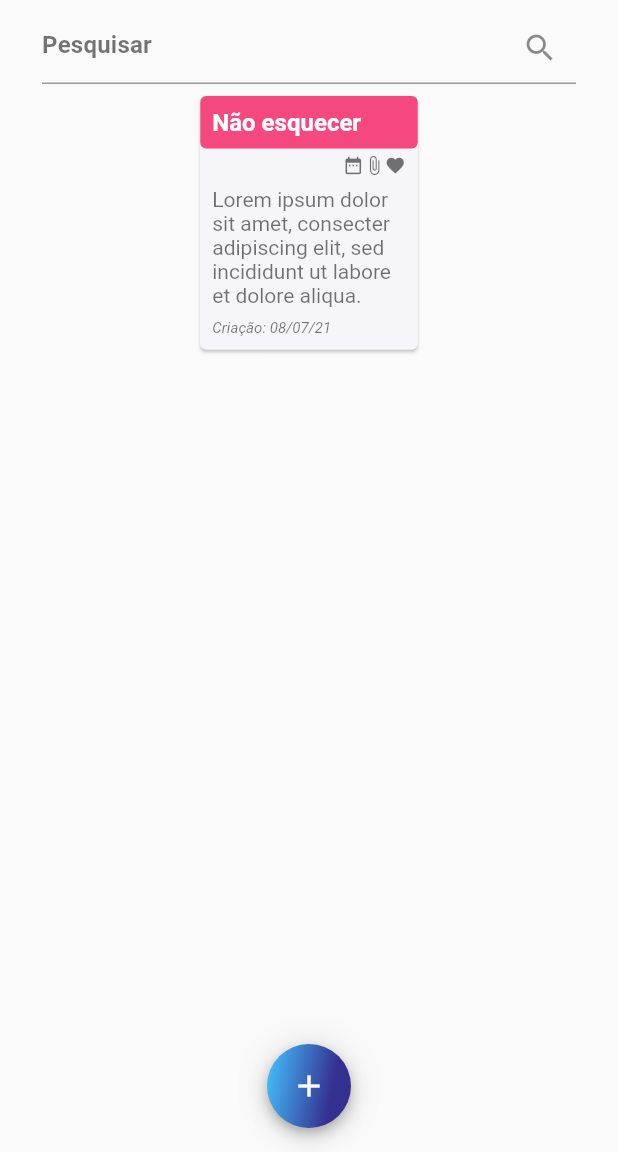
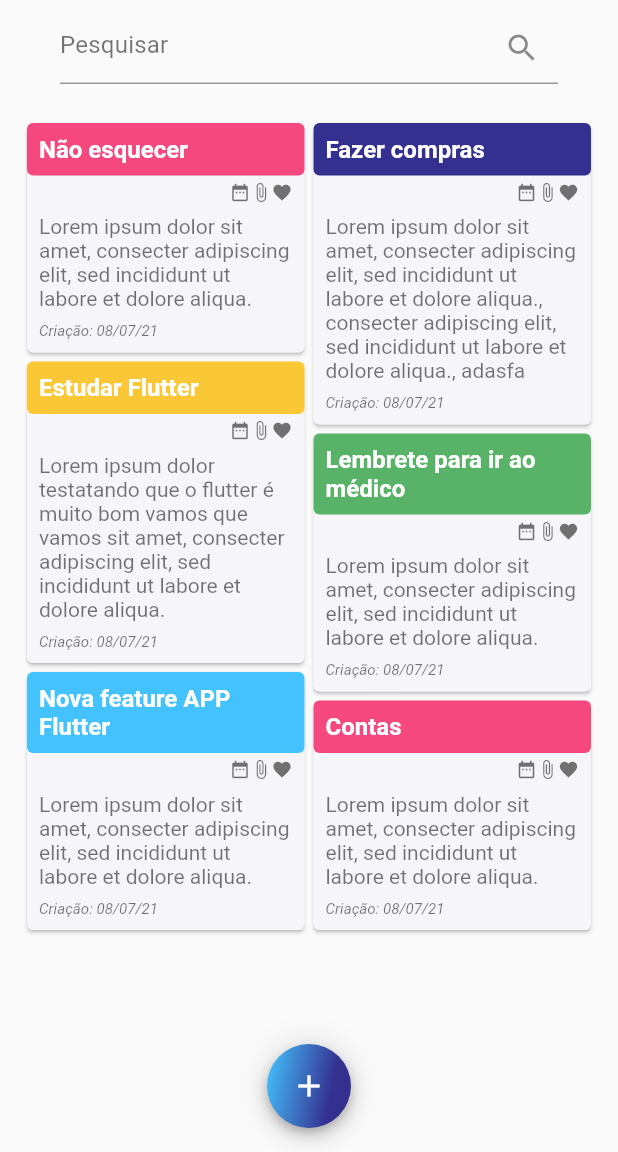
Before and after one commit to notria-12/bloco_de_notas, a Flutter app: the screen it shows after launch, on a phone screen of 412 x 824 dp, the part 84-1236 px from its top. Run offline on Flutter 3.47's test engine with Material 2 defaults, Android fonts, the phone set to English and light mode, and no system bars; missing offline and left inert: animated_card; project files that could hold a hidden picture were left out.

Commit message:
note screen finalized

```diff
--- a/lib/src/modules/notes/notes_page.dart
+++ b/lib/src/modules/notes/notes_page.dart
@@ -3,6 +3,7 @@ import 'package:bloco_de_notas/src/shared/constants/app_colors.dart';
 import 'package:bloco_de_notas/src/shared/widgets/card_note.dart';
 
 import 'package:flutter/material.dart';
+import 'package:flutter_staggered_grid_view/flutter_staggered_grid_view.dart';
 
 class NotesPage extends StatefulWidget {
   @override
@@ -10,6 +11,38 @@ class NotesPage extends StatefulWidget {
 }
 
 class _NotesPageState extends State<NotesPage> {
+  List<CardNote> cardNoteList = [
+    CardNote(
+        'Não esquecer',
+        'Lorem ipsum dolor sit amet, consecter adipiscing elit, sed incididunt ut labore et dolore aliqua.',
+        'Criação: 08/07/21',
+        AppColors.rosa),
+    CardNote(
+        'Fazer compras',
+        'Lorem ipsum dolor sit amet, consecter adipiscing elit, sed incididunt ut labore et dolore aliqua., consecter adipiscing elit, sed incididunt ut labore et dolore aliqua., adasfa ',
+        'Criação: 08/07/21',
+        AppColors.roxo),
+    CardNote(
+        'Estudar Flutter',
+        'Lorem ipsum dolor testatando que o flutter é muito bom vamos que vamos sit amet, consecter adipiscing elit, sed incididunt ut labore et dolore aliqua.',
+        'Criação: 08/07/21',
+        AppColors.amarelo),
+    CardNote(
+        'Lembrete para ir ao médico',
+        'Lorem ipsum dolor sit amet, consecter adipiscing elit, sed incididunt ut labore et dolore aliqua.',
+        'Criação: 08/07/21',
+        AppColors.verde),
+    CardNote(
+        'Nova feature APP Flutter',
+        'Lorem ipsum dolor sit amet, consecter adipiscing elit, sed incididunt ut labore et dolore aliqua.',
+        'Criação: 08/07/21',
+        AppColors.ciano),
+    CardNote(
+        'Contas',
+        'Lorem ipsum dolor sit amet, consecter adipiscing elit, sed incididunt ut labore et dolore aliqua.',
+        'Criação: 08/07/21',
+        AppColors.rosa),
+  ];
   @override
   Widget build(BuildContext context) {
     return Scaffold(
@@ -26,14 +59,14 @@ class _NotesPageState extends State<NotesPage> {
       body: Column(
         children: [
           Padding(
-            padding: const EdgeInsets.symmetric(vertical: 8.0, horizontal: 28),
+            padding: const EdgeInsets.symmetric(vertical: 8.0, horizontal: 40),
             child: TextField(
               decoration: InputDecoration(
                 suffixIcon: Icon(Icons.search),
                 hintText: "Pesquisar",
                 hintStyle: TextStyle(
                   fontFamily: "Roboto",
-                  fontWeight: FontWeight.w700,
+                  fontWeight: FontWeight.w400,
                   fontSize: 16.0,
                   letterSpacing: 0.15,
                   color: Colors.black.withOpacity(0.54),
@@ -54,8 +87,21 @@ class _NotesPageState extends State<NotesPage> {
               ),
             ),
           ),
-          CardNote()
-          // GridView.builder(gridDelegate: , itemBuilder: itemBuilder)
+          Expanded(
+            child: Padding(
+              padding: const EdgeInsets.all(16.0),
+              child: StaggeredGridView.count(
+                crossAxisCount: 4,
+                padding: const EdgeInsets.all(2.0),
+                children: cardNoteList,
+                staggeredTiles: cardNoteList
+                    .map<StaggeredTile>((_) => StaggeredTile.fit(2))
+                    .toList(),
+                mainAxisSpacing: 6.0,
+                crossAxisSpacing: 6.0,
+              ),
+            ),
+          )
         ],
       ),
       floatingActionButtonLocation: FloatingActionButtonLocation.centerFloat,
--- a/lib/src/shared/widgets/card_note.dart
+++ b/lib/src/shared/widgets/card_note.dart
@@ -2,6 +2,12 @@ import 'package:bloco_de_notas/src/shared/constants/app_colors.dart';
 import 'package:flutter/material.dart';
 
 class CardNote extends StatelessWidget {
+  final String title;
+  final String content;
+  final String dateCreation;
+  final Color titleColor;
+
+  CardNote(this.title, this.content, this.dateCreation, this.titleColor);
   @override
   Widget build(BuildContext context) {
     return Material(
@@ -17,7 +23,7 @@ class CardNote extends StatelessWidget {
             Container(
               decoration: BoxDecoration(
                 borderRadius: BorderRadius.circular(4),
-                color: AppColors.rosa,
+                color: titleColor,
               ),
               width: double.maxFinite,
               child: Column(
@@ -26,7 +32,7 @@ class CardNote extends StatelessWidget {
                   Padding(
                     padding: const EdgeInsets.all(8.0),
                     child: Text(
-                      'Não esquecer',
+                      title,
                       style: TextStyle(
                           fontFamily: 'Roboto',
                           color: Colors.white,
@@ -76,7 +82,7 @@ class CardNote extends StatelessWidget {
                   Padding(
                     padding: const EdgeInsets.all(8.0),
                     child: Text(
-                      'Lorem ipsum dolor sit amet, consecter adipiscing elit, sed incididunt ut labore et dolore aliqua.',
+                      content,
                       style: TextStyle(
                           fontFamily: 'Roboto',
                           color: Color.fromRGBO(0, 0, 0, 0.54),
@@ -95,7 +101,7 @@ class CardNote extends StatelessWidget {
                   Padding(
                     padding:
                         const EdgeInsets.only(bottom: 8, left: 8, right: 8),
-                    child: Text('Criação: 08/07/21',
+                    child: Text(dateCreation,
                         style: TextStyle(
                             fontStyle: FontStyle.italic,
                             fontFamily: 'Roboto',
--- a/pubspec.yaml
+++ b/pubspec.yaml
@@ -29,6 +29,7 @@ dependencies:
   # Use with the CupertinoIcons class for iOS style icons.
   cupertino_icons: ^1.0.2
   animated_card: ^2.0.0
+  flutter_staggered_grid_view: ^0.4.0
 
 dev_dependencies:
   flutter_test:
```
Also changed, not shown: pubspec.lock.
